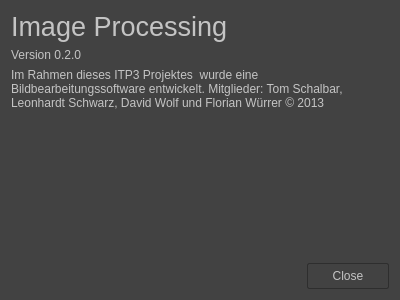
Old version of the form ueberdialog.ui in the repository LariscusObscurus/ITP3_ImageProcessing.
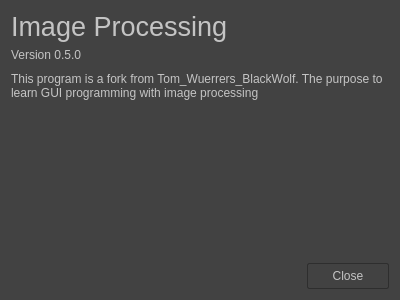
New version of the form.

Commit message: Lizenz aktualisiert. Ueberdialog geaendert.

```diff
--- a/ueberdialog.ui
+++ b/ueberdialog.ui
@@ -56,7 +56,7 @@
    <item>
     <widget class="QLabel" name="label_2">
      <property name="text">
-      <string>Version 0.2.0</string>
+      <string>Version 0.5.0</string>
      </property>
     </widget>
    </item>
@@ -74,7 +74,7 @@
       </font>
      </property>
      <property name="text">
-      <string>Im Rahmen dieses ITP3 Projektes  wurde eine Bildbearbeitungssoftware entwickelt. Mitglieder: Tom Schalbar, Leonhardt Schwarz, David Wolf und Florian Würrer © 2013</string>
+      <string>This program is a fork from Tom_Wuerrers_BlackWolf. The purpose to learn GUI programming with image processing</string>
      </property>
      <property name="scaledContents">
       <bool>false</bool>
```
The commit also changes 2 other files.
